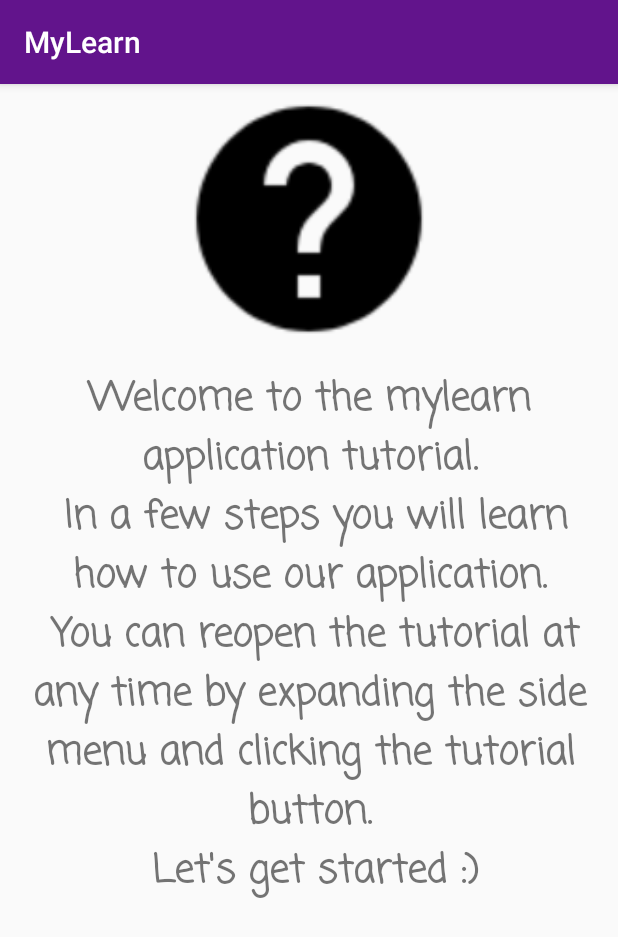
After one commit to wingor-software/MyLearn, an Android app: the fragment FragmentTutorial1 shown on its own in the app's theme, on a phone screen of 412 x 824 dp. The commit adds this screen. Shown: the top 937 px of the screen. Run offline under Robolectric (Android 15) with nearby library versions, the phone set to English and light mode, and no system bars.

Commit message:
szkielet tutorialu

```diff
--- /dev/null
+++ b/app/src/main/java/com/wingor_software/mylearn/tutorial/FragmentTutorial1.java
@@ -0,0 +1,22 @@
+package com.wingor_software.mylearn.tutorial;
+
+import android.os.Bundle;
+import android.view.LayoutInflater;
+import android.view.View;
+import android.view.ViewGroup;
+
+import androidx.annotation.NonNull;
+import androidx.fragment.app.Fragment;
+
+import com.wingor_software.mylearn.R;
+
+public class FragmentTutorial1 extends Fragment {
+
+    @Override
+    public View onCreateView(
+            @NonNull LayoutInflater inflater, ViewGroup container,
+            Bundle savedInstanceState) {
+        View root = inflater.inflate(R.layout.fragment_tutorial_1, container, false);
+        return root;
+    }
+}
--- /dev/null
+++ b/app/src/main/res/layout/fragment_tutorial_1.xml
@@ -0,0 +1,42 @@
+<?xml version="1.0" encoding="utf-8"?>
+<androidx.constraintlayout.widget.ConstraintLayout xmlns:android="http://schemas.android.com/apk/res/android"
+    xmlns:app="http://schemas.android.com/apk/res-auto"
+    xmlns:tools="http://schemas.android.com/tools"
+    android:id="@+id/constraintLayout"
+    android:layout_width="match_parent"
+    android:layout_height="match_parent">
+
+    <ScrollView
+        android:layout_width="match_parent"
+        android:layout_height="match_parent">
+
+        <LinearLayout
+            android:layout_width="match_parent"
+            android:layout_height="wrap_content"
+            android:orientation="vertical" >
+
+            <ImageView
+                android:id="@+id/imageView3"
+                android:layout_width="match_parent"
+                android:layout_height="180dp"
+                android:src="@drawable/baseline_help_black_24" />
+
+            <TextView
+                android:id="@+id/section_label"
+                android:layout_width="match_parent"
+                android:layout_height="match_parent"
+                android:padding="10dp"
+                android:text="@string/tab_1_content"
+                android:layout_gravity="center"
+                android:gravity="center"
+                android:textAlignment="center"
+
+
+                android:fontFamily="casual"
+                android:textSize="26sp"
+                android:textStyle="bold"
+                android:typeface="normal" />
+        </LinearLayout>
+    </ScrollView>
+
+</androidx.constraintlayout.widget.ConstraintLayout>
--- a/app/src/main/res/layout/fragment_tutorial.xml
+++ b/app/src/main/res/layout/fragment_tutorial_6.xml
@@ -4,8 +4,7 @@
     xmlns:tools="http://schemas.android.com/tools"
     android:id="@+id/constraintLayout"
     android:layout_width="match_parent"
-    android:layout_height="match_parent"
-    tools:context=".ui.main.PlaceholderFragment">
+    android:layout_height="match_parent">
 
     <TextView
         android:id="@+id/section_label"
@@ -18,6 +17,7 @@
         app:layout_constraintLeft_toLeftOf="parent"
         app:layout_constraintTop_toTopOf="@+id/constraintLayout"
         tools:layout_constraintLeft_creator="1"
-        tools:layout_constraintTop_creator="1" />
+        tools:layout_constraintTop_creator="1"
+        android:text="Sixth page of Tutorial"/>
 
 </androidx.constraintlayout.widget.ConstraintLayout>
--- a/app/src/main/res/values/strings.xml
+++ b/app/src/main/res/values/strings.xml
@@ -136,9 +136,23 @@
 
     <string name="dummy_button">Dummy Button</string>
     <string name="dummy_content">DUMMY\nCONTENT</string>
-    <string name="tab_text_1">Tab 1</string>
-    <string name="tab_text_2">Tab 2</string>
-    <string name="tab_text_3">TAB #3</string>
+<!--    nazwy zakladek w tutorialu-->
+    <string name="tab_text_1">First steps</string>
+    <string name="tab_text_2">Cards</string>
+    <string name="tab_text_3">Quizzes</string>
+    <string name="tab_text_4">Notes</string>
+    <string name="tab_text_5">Exams</string>
+    <string name="tab_text_6">Import/Export</string>
+    <string name="tab_text_7">Side menu</string>
+<!--    zawartosc kazdej z zakladek-->
+    <string name="tab_1_content">
+        Welcome to the mylearn application tutorial.\n
+        In a few steps you will learn how to use our application.\n
+        You can reopen the tutorial at any time by expanding the side menu and clicking the tutorial button.\n
+        Let\'s get started :)
+    </string>
+
+
     <string name="License">
         Copyright © 2019 MyLearn \n
         All Rights Reserved \n\n
```
Also changed, not shown: app/src/main/AndroidManifest.xml (+6 -1 lines), app/src/main/java/com/wingor_software/mylearn/TutorialActivity.java (+1 -9 lines), app/src/main/java/com/wingor_software/mylearn/tutorial/FragmentTutorial4.java (added, +21 -0 lines), app/src/main/java/com/wingor_software/mylearn/ui/main/PageViewModel.java (+26 -26 lines), app/src/main/java/com/wingor_software/mylearn/ui/main/PlaceholderFragment.java (+59 -59 lines), app/src/main/java/com/wingor_software/mylearn/ui/main/SectionsPagerAdapter.java (+61 -4 lines), app/src/main/res/layout/activity_tutorial.xml (+5 -9 lines), app/src/main/res/layout/fragment_tutorial_2.xml (added, +23 -0 lines), app/src/main/res/layout/fragment_tutorial_3.xml (added, +23 -0 lines), app/src/main/res/layout/fragment_tutorial_5.xml (added, +23 -0 lines).
